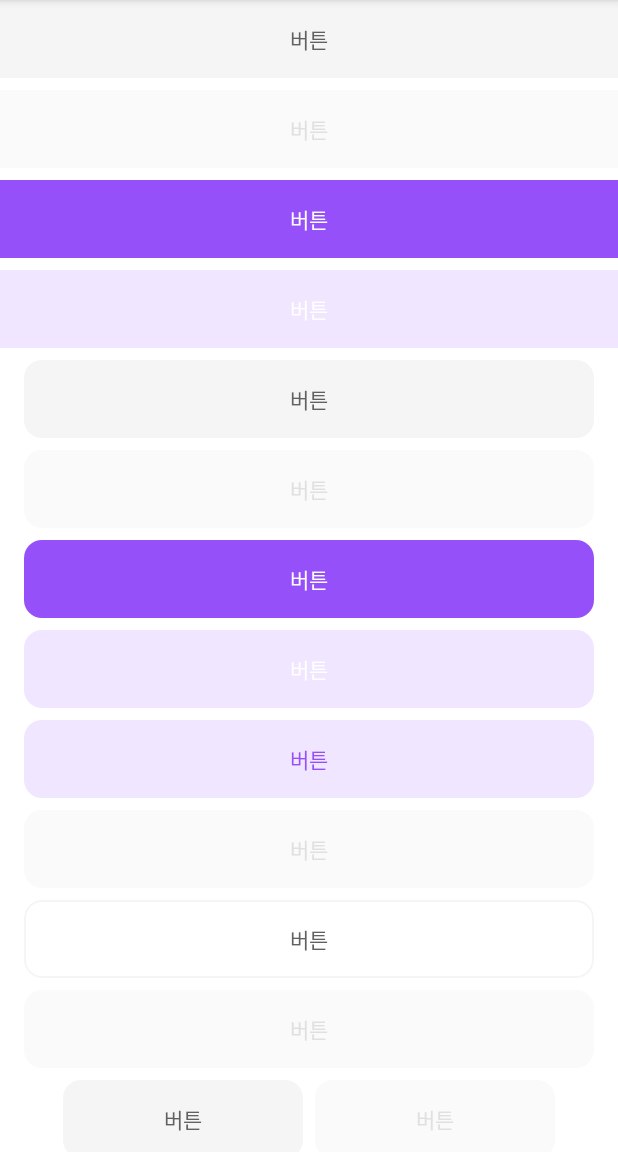
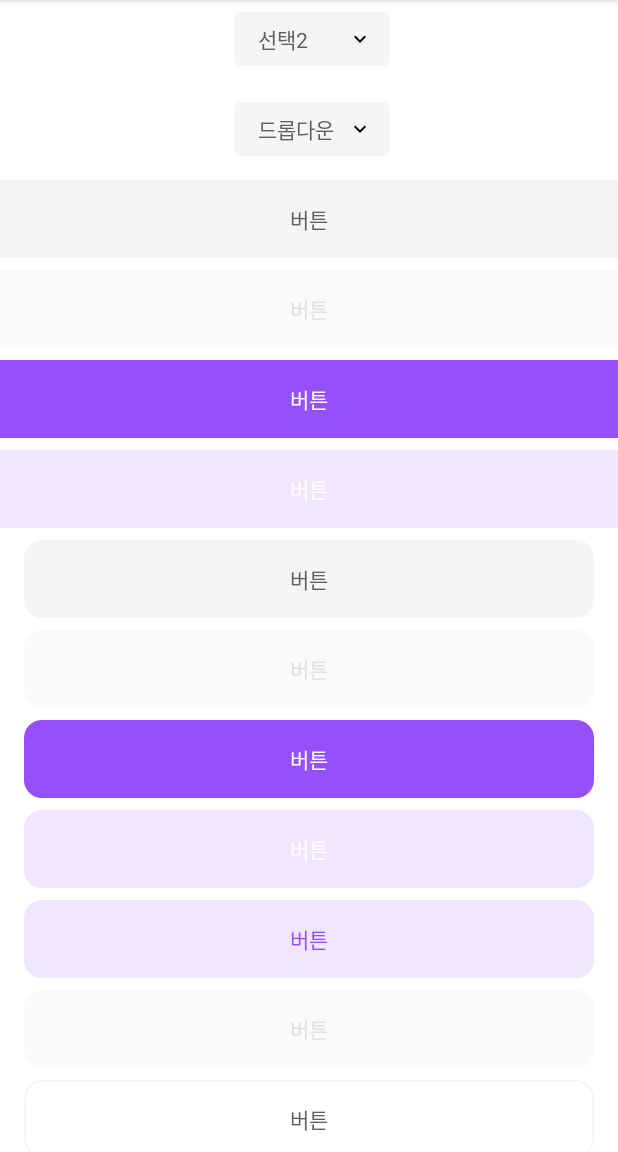
Before and after one commit to semicolondsm/SemicolonDesign_Android, an Android app built with Jetpack Compose: the screen it shows after launch (TestActivity), on a phone screen of 412 x 824 dp, the part 84-1236 px from its top. Run offline under Robolectric (Android 15) with nearby library versions, the phone set to English and light mode, and no system bars.

Commit message:
⚡️ :: update TestActivity

```diff
--- a/app/src/main/java/com/semicolon/semicolondesign/TestActivity.kt
+++ b/app/src/main/java/com/semicolon/semicolondesign/TestActivity.kt
@@ -4,9 +4,7 @@ import androidx.appcompat.app.AppCompatActivity
 import android.os.Bundle
 import android.widget.Toast
 import androidx.activity.compose.setContent
-import androidx.compose.foundation.layout.Arrangement
-import androidx.compose.foundation.layout.Column
-import androidx.compose.foundation.layout.Row
+import androidx.compose.foundation.layout.*
 import androidx.compose.foundation.rememberScrollState
 import androidx.compose.foundation.verticalScroll
 import androidx.compose.ui.Alignment
@@ -25,6 +23,16 @@ class TestActivity : AppCompatActivity() {
                 verticalArrangement = Arrangement.spacedBy(8.dp),
                 horizontalAlignment = Alignment.CenterHorizontally
             ) {
+                Dropdown(
+                    items = arrayOf("선택1", "선택2"),
+                    defaultItemIndex = 1
+                )
+                Dropdown(
+                    items = arrayOf("선택1", "선택1234567890"),
+                    placeholder = "드롭다운",
+                    menuDirection = MenuDirection.RIGHT
+                )
+
                 DefaultFillButton(text = "버튼") { makeToast("기본 꽉찬 버튼 눌림") }
                 DefaultFillButton(text = "버튼", isEnabled = false) {}
                 ColoredFillButton(text = "버튼") { makeToast("컬러 꽉찬 버튼 눌림") }
```
